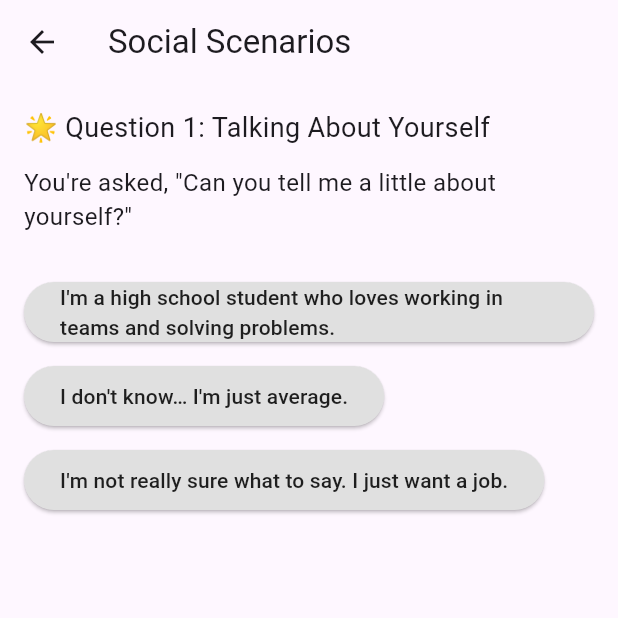
After one commit to rosisneupane/Project_FrontEnd, a Flutter app: the JobInterviewRoleplayScreen screen opened directly, on a phone screen of 412 x 824 dp, the top half of it. The commit adds this screen. Run offline on Flutter 3.47's test engine with Material 3 defaults, Android fonts, the phone set to English and light mode, and no system bars; our stand-ins replace fl_chart, flutter_svg, shared_preferences, video_player; accounts and stored records are empty.

Commit message:
feat:job interview and social scenario

```diff
--- /dev/null
+++ b/lib/screen/job_interview_roleplay_screen.dart
@@ -0,0 +1,235 @@
+import 'package:flutter/material.dart';
+
+class JobInterviewRoleplayScreen extends StatefulWidget {
+  const JobInterviewRoleplayScreen({super.key});
+
+  @override
+  State<JobInterviewRoleplayScreen> createState() =>
+      _JobInterviewRoleplayScreenState();
+}
+
+class _JobInterviewRoleplayScreenState
+    extends State<JobInterviewRoleplayScreen> {
+  int _currentQuestionIndex = 0;
+  int? _selectedOptionIndex;
+
+  final List<Map<String, dynamic>> _questions = [
+    {
+      'scenario': '🌟 Question 1: Talking About Yourself',
+      'question': 'You\'re asked, "Can you tell me a little about yourself?"',
+      'options': [
+        'I\'m a high school student who loves working in teams and solving problems.',
+        'I don\'t know… I\'m just average.',
+        'I\'m not really sure what to say. I just want a job.',
+      ],
+      'feedback': [
+        '✅ Great start! Clear, confident, and positive.',
+        '❌ Selling yourself short — you have strengths!',
+        '❌ Shows a lack of preparation and interest.',
+      ],
+    },
+    {
+      'scenario': '🌟 Question 2: Interests and Hobbies',
+      'question': 'They ask, "What are your interests or hobbies?"',
+      'options': [
+        'I love drawing and working on creative projects.',
+        'Nothing really, I mostly scroll through my phone.',
+        'I used to be interested in stuff, but not anymore.',
+      ],
+      'feedback': [
+        '✅ Shows creativity and passion — well done!',
+        '❌ Sounds disengaged — try highlighting something productive.',
+        '❌ Negativity can turn employers off.',
+      ],
+    },
+    {
+      'scenario': '🌟 Question 3: Being Social',
+      'question': 'They ask, "Would you describe yourself as a social person?"',
+      'options': [
+        'I’m friendly and approachable, but I also respect others\' space.',
+        'I don’t really like people.',
+        'I only talk to others if I have to.',
+      ],
+      'feedback': [
+        '✅ Balanced and mature — good teamwork vibes!',
+        '❌ Workplaces value collaboration.',
+        '❌ Limited social engagement can be concerning.',
+      ],
+    },
+    {
+      'scenario': '🌟 Question 4: Teamwork Example',
+      'question': 'Can you give an example of working with others on a team?',
+      'options': [
+        'I helped organize a school group project and kept everyone on track.',
+        'I prefer to work alone — group work is annoying.',
+        'I usually let others lead. I just follow.',
+      ],
+      'feedback': [
+        '✅ Demonstrates leadership and responsibility!',
+        '❌ Negative attitude toward teamwork.',
+        '❌ Shows a lack of initiative.',
+      ],
+    },
+    {
+      'scenario': '🌟 Question 5: Motivation to Work There',
+      'question': 'Why do you want to work here?',
+      'options': [
+        'I like the positive atmosphere and I want to learn customer service skills.',
+        'Because I need money.',
+        'My parents made me apply.',
+      ],
+      'feedback': [
+        '✅ Shows enthusiasm and a growth mindset!',
+        '❌ Money is important, but employers want more motivation.',
+        '❌ Lack of personal interest could be a deal-breaker.',
+      ],
+    },
+    {
+      'scenario': '🌟 Question 6: Handling Stress',
+      'question': 'How do you manage responsibilities when stressed?',
+      'options': [
+        'I write a list and prioritize tasks.',
+        'I just avoid everything until it goes away.',
+        'I freak out and forget stuff.',
+      ],
+      'feedback': [
+        '✅ Organized and resilient — employers love that!',
+        '❌ Avoidance doesn\'t solve problems.',
+        '❌ Emotional control is key under pressure.',
+      ],
+    },
+    {
+      'scenario': '🌟 Question 7: Availability',
+      'question': 'Are you available evenings and weekends?',
+      'options': [
+        'Yes, after 4 pm on weekdays and weekends are good.',
+        'Only if I don’t have homework or plans.',
+        'I can’t promise anything.',
+      ],
+      'feedback': [
+        '✅ Clear and reliable availability — excellent!',
+        '❌ Uncertainty can be a red flag.',
+        '❌ Commitment matters in a job.',
+      ],
+    },
+    {
+      'scenario': '🌟 Question 8: Problem Solving',
+      'question': 'Tell me about a time you helped solve a problem.',
+      'options': [
+        'I made a checklist for our morning routine to help my family be on time.',
+        'I just avoid conflicts.',
+        'I don’t really deal with problems.',
+      ],
+      'feedback': [
+        '✅ Proactive problem-solver — huge plus!',
+        '❌ Avoidance doesn\'t impress managers.',
+        '❌ Shows lack of initiative.',
+      ],
+    },
+    {
+      'scenario': '🌟 Question 9: Handling Uncooperative Coworkers',
+      'question': 'What would you do if a coworker wasn’t doing their part?',
+      'options': [
+        'I’d politely ask if they need help and then follow up if needed.',
+        'I’d just do the work myself.',
+        'I’d complain to others.',
+      ],
+      'feedback': [
+        '✅ Shows leadership and respect!',
+        '❌ Doing everything yourself isn\'t sustainable.',
+        '❌ Gossiping damages team morale.',
+      ],
+    },
+    {
+      'scenario': '🌟 Question 10: Self-Pitch',
+      'question': 'Why should we hire you?',
+      'options': [
+        'I\'m hardworking, respectful, and excited to learn.',
+        'I don\'t know. I just need a job.',
+        'I guess I\'m okay.',
+      ],
+      'feedback': [
+        '✅ Positive, confident, and genuine!',
+        '❌ Shows lack of passion or preparation.',
+        '❌ Low confidence can be a concern.',
+      ],
+    },
+  ];
+
+  void _selectOption(int index) {
+    setState(() {
+      _selectedOptionIndex = index;
+    });
+  }
+
+  void _goToNextQuestion() {
+    setState(() {
+      _currentQuestionIndex++;
+      _selectedOptionIndex = null;
+    });
+  }
+
+  @override
+  Widget build(BuildContext context) {
+    final current = _questions[_currentQuestionIndex];
+
+    return Scaffold(
+      appBar: AppBar(
+        title: const Text('Social Scenarios'),
+      ),
+      body: Padding(
+        padding: const EdgeInsets.all(16),
+        child: Column(
+          crossAxisAlignment: CrossAxisAlignment.start,
+          children: [
+            Text(current['scenario'], style: const TextStyle(fontSize: 18)),
+            const SizedBox(height: 12),
+            Text(current['question'], style: const TextStyle(fontSize: 16)),
+            const SizedBox(height: 24),
+            ...List.generate(current['options'].length, (index) {
+              final isSelected = _selectedOptionIndex == index;
+              return Padding(
+                padding: const EdgeInsets.symmetric(vertical: 4),
+                child: ElevatedButton(
+                  onPressed: _selectedOptionIndex == null
+                      ? () => _selectOption(index)
+                      : null,
+                  style: ElevatedButton.styleFrom(
+                    backgroundColor:
+                        isSelected ? Colors.orange : Colors.grey.shade300,
+                    foregroundColor: isSelected ? Colors.white : Colors.black87,
+                  ),
+                  child: Text(current['options'][index]),
+                ),
+              );
+            }),
+            const SizedBox(height: 24),
+            if (_selectedOptionIndex != null)
+              Text(
+                current['feedback'][_selectedOptionIndex!],
+                style: const TextStyle(fontSize: 16),
+              ),
+            const Spacer(),
+            if (_selectedOptionIndex != null &&
+                _currentQuestionIndex < _questions.length - 1)
+              Align(
+                alignment: Alignment.centerRight,
+                child: ElevatedButton(
+                  onPressed: _goToNextQuestion,
+                  child: const Text('Next'),
+                ),
+              ),
+            if (_currentQuestionIndex == _questions.length - 1 &&
+                _selectedOptionIndex != null)
+              const Center(
+                child: Text(
+                  '🎉 You’ve completed all the scenarios!',
+                  style: TextStyle(fontSize: 18, fontWeight: FontWeight.bold),
+                ),
+              ),
+          ],
+        ),
+      ),
+    );
+  }
+}
--- /dev/null
+++ b/lib/screen/social_scenario_screen.dart
@@ -0,0 +1,241 @@
+import 'package:flutter/material.dart';
+import 'package:new_ui/user_services.dart';
+
+class SocialScenarioPage extends StatefulWidget {
+  const SocialScenarioPage({super.key});
+
+  @override
+  State<SocialScenarioPage> createState() => _SocialScenarioPageState();
+}
+
+class _SocialScenarioPageState extends State<SocialScenarioPage> {
+  int _currentQuestionIndex = 0;
+  int? _selectedOptionIndex;
+
+  final List<Map<String, dynamic>> _questions = [
+    {
+      'scenario': '🌟 Scenario 1: Introducing Yourself to Someone New',
+      'question':
+          'You’ve joined a new school club. Someone is sitting next to you. What do you do?',
+      'options': [
+        '“Hi, I’m ${UserService().user!.username}. What’s your name?”',
+        'Sit quietly and wait for them to speak first.',
+        '“I hate small talk. Let’s just get this over with.”',
+      ],
+      'feedback': [
+        '✅ Nice! That’s a friendly and confident way to start a conversation.',
+        '⚠️ It\'s okay to feel shy, but taking the first step shows confidence.',
+        '❌ That might come off as rude. A simple greeting goes a long way.',
+      ],
+    },
+    {
+      'scenario': '🌟 Scenario 2: Someone Made a Mistake in a Group Project',
+      'question':
+          'Your classmate made a small mistake in your group presentation. How do you react?',
+      'options': [
+        '“That’s okay! We can fix it together.”',
+        'Roll your eyes and fix it without saying anything.',
+        '“You always mess things up.”',
+      ],
+      'feedback': [
+        '✅ That’s teamwork! Being kind helps everyone feel safe.',
+        '⚠️ Fixing it is helpful, but letting them know kindly would be better.',
+        '❌ That could hurt their feelings and damage the group trust.',
+      ],
+    },
+    {
+      'scenario': '🌟 Scenario 3: You’re Feeling Left Out',
+      'question':
+          'You see your friends hanging out without inviting you. What do you do?',
+      'options': [
+        'Ask them later, “Hey, I saw you guys out. Can I join next time?”',
+        'Post a passive-aggressive message on your story.',
+        'Stop talking to them altogether.',
+      ],
+      'feedback': [
+        '✅ Open communication is brave and respectful.',
+        '⚠️ That might make things worse. Talking directly is better.',
+        '❌ Avoiding the situation might leave things unresolved.',
+      ],
+    },
+    {
+      'scenario': '🌟 Scenario 4: A Friend Seems Upset',
+      'question': 'Your friend is unusually quiet today. What do you say?',
+      'options': [
+        '“Are you okay? I’m here if you want to talk.”',
+        'Ignore it – it’s probably nothing.',
+        '“You look terrible today, what happened?”',
+      ],
+      'feedback': [
+        '✅ That shows you care and creates a safe space.',
+        '⚠️ Sometimes silence is fine, but reaching out shows you’re a good friend.',
+        '❌ That might make them feel worse. Be gentle and supportive.',
+      ],
+    },
+    {
+      'scenario': '🌟 Scenario 5: You Disagree in a Group Chat',
+      'question':
+          'In your friend group chat, someone says something you strongly disagree with. What do you do?',
+      'options': [
+        'Calmly say, “I see it differently. Can we talk about it?”',
+        'Leave the group chat immediately.',
+        'Reply in all caps: “THAT’S THE DUMBEST THING EVER.”',
+      ],
+      'feedback': [
+        '✅ You’re expressing yourself respectfully — great conflict resolution!',
+        '⚠️ That avoids the issue. It’s better to talk things out.',
+        '❌ That’s aggressive and could hurt your friendships.',
+      ],
+    },
+    {
+      'scenario': '🌟 Scenario 6: Making a Phone Call',
+      'question':
+          'You need to call your doctor to reschedule an appointment. You feel nervous. What do you do?',
+      'options': [
+        'Write down what you want to say and then call.',
+        'Keep putting it off and hope someone else does it.',
+        'Call and mumble, “uhh… I need to change… something…”',
+      ],
+      'feedback': [
+        '✅ Preparation builds confidence. Great strategy!',
+        '⚠️ Avoiding it might increase your stress. Taking action feels better.',
+        '❌ Being unclear can cause confusion. Practicing first helps!',
+      ],
+    },
+    {
+      'scenario': '🌟 Scenario 7: Asking for Help in Class',
+      'question':
+          'You’re lost in class but don’t want to look dumb. What should you do?',
+      'options': [
+        'Raise your hand and say, “Can you explain that again?”',
+        'Pretend you understand and figure it out later.',
+        'Whisper to your classmate, “This is stupid.”',
+      ],
+      'feedback': [
+        '✅ Asking questions shows courage and curiosity!',
+        '⚠️ It’s okay sometimes, but confusion can build up.',
+        '❌ That could sound disrespectful. Try to stay positive.',
+      ],
+    },
+    {
+      'scenario': '🌟 Scenario 8: Complimenting Someone',
+      'question': 'You like someone’s art project. How do you tell them?',
+      'options': [
+        '“Hey, I really like your artwork — it’s so creative!”',
+        'Say nothing — they probably get enough compliments.',
+        '“It’s nice... I guess.”',
+      ],
+      'feedback': [
+        '✅ Genuine compliments can make someone’s day!',
+        '⚠️ Holding back kindness is a missed opportunity.',
+        '❌ That might sound unsure or dismissive.',
+      ],
+    },
+    {
+      'scenario': '🌟 Scenario 9: Dealing With Peer Pressure',
+      'question': 'Your friend dares you to skip class. What do you say?',
+      'options': [
+        '“No thanks — I’d rather not get into trouble.”',
+        '“Okay, but just this once.”',
+        '“Sure, whatever.”',
+      ],
+      'feedback': [
+        '✅ Setting boundaries takes strength. Great choice!',
+        '⚠️ Sometimes we give in — but next time, try standing your ground.',
+        '❌ Saying yes without thinking can lead to regret.',
+      ],
+    },
+    {
+      'scenario': '🌟 Scenario 10: Joining a New Club',
+      'question':
+          'You want to join a new school club, but you’re nervous. What do you do?',
+      'options': [
+        'Attend and say, “Hi, I’m new here.”',
+        'Wait outside the door, then go home.',
+        'Message the club leader: “This is dumb, I’m out.”',
+      ],
+      'feedback': [
+        '✅ Taking the first step is brave — well done!',
+        '⚠️ That’s okay — maybe next time, just step in slowly.',
+        '❌ That burns a bridge. Stay open to trying new things.',
+      ],
+    },
+  ];
+
+  void _selectOption(int index) {
+    setState(() {
+      _selectedOptionIndex = index;
+    });
+  }
+
+  void _goToNextQuestion() {
+    setState(() {
+      _currentQuestionIndex++;
+      _selectedOptionIndex = null;
+    });
+  }
+
+  @override
+  Widget build(BuildContext context) {
+    final current = _questions[_currentQuestionIndex];
+
+    return Scaffold(
+      appBar: AppBar(
+        title: const Text('Social Scenarios'),
+      ),
+      body: Padding(
+        padding: const EdgeInsets.all(16),
+        child: Column(
+          crossAxisAlignment: CrossAxisAlignment.start,
+          children: [
+            Text(current['scenario'], style: const TextStyle(fontSize: 18)),
+            const SizedBox(height: 12),
+            Text(current['question'], style: const TextStyle(fontSize: 16)),
+            const SizedBox(height: 24),
+            ...List.generate(current['options'].length, (index) {
+              final isSelected = _selectedOptionIndex == index;
+              return Padding(
+                padding: const EdgeInsets.symmetric(vertical: 4),
+                child: ElevatedButton(
+                  onPressed: _selectedOptionIndex == null
+                      ? () => _selectOption(index)
+                      : null,
+                  style: ElevatedButton.styleFrom(
+                    backgroundColor:
+                        isSelected ? Colors.orange : Colors.grey.shade300,
+                    foregroundColor: isSelected ? Colors.white : Colors.black87,
+                  ),
+                  child: Text(current['options'][index]),
+                ),
+              );
+            }),
+            const SizedBox(height: 24),
+            if (_selectedOptionIndex != null)
+              Text(
+                current['feedback'][_selectedOptionIndex!],
+                style: const TextStyle(fontSize: 16),
+              ),
+            const Spacer(),
+            if (_selectedOptionIndex != null &&
+                _currentQuestionIndex < _questions.length - 1)
+              Align(
+                alignment: Alignment.centerRight,
+                child: ElevatedButton(
+                  onPressed: _goToNextQuestion,
+                  child: const Text('Next'),
+                ),
+              ),
+            if (_currentQuestionIndex == _questions.length - 1 &&
+                _selectedOptionIndex != null)
+              const Center(
+                child: Text(
+                  '🎉 You’ve completed all the scenarios!',
+                  style: TextStyle(fontSize: 18, fontWeight: FontWeight.bold),
+                ),
+              ),
+          ],
+        ),
+      ),
+    );
+  }
+}
```
Also changed, not shown: lib/widgets/drawer_widget.dart (+24 -0 lines).
